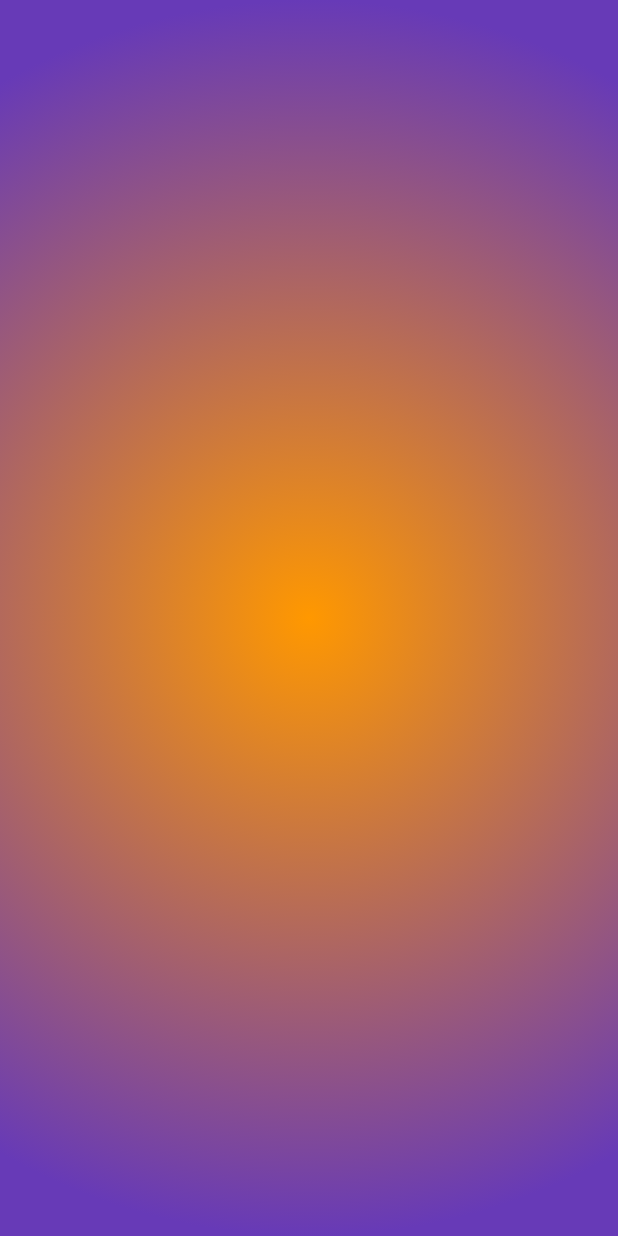
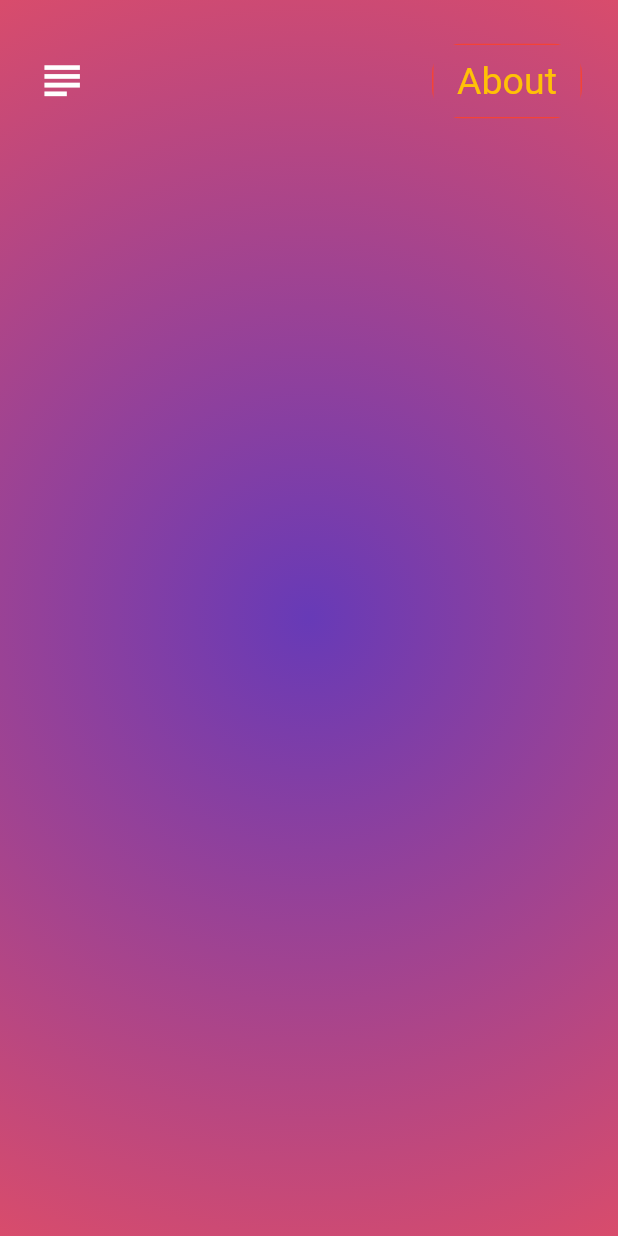
Before and after one commit to Rohit-RA-2020/Universe-App, a Flutter app: the screen it shows after launch, on a phone screen of 412 x 824 dp. Run offline on Flutter 3.47's test engine with Material 2 defaults, Android fonts, the phone set to English and light mode, and no system bars; our stand-ins replace simple_animations.

```diff
--- a/lib/home.dart
+++ b/lib/home.dart
@@ -1,5 +1,6 @@
 import 'package:flutter/material.dart';
-import 'package:flutter_screenutil/flutter_screenutil.dart';
+import 'package:universe/fadeAnimation.dart';
+
 
 class Home extends StatefulWidget {
   @override
@@ -12,16 +13,14 @@ class _HomeState extends State<Home> {
 
   @override
   Widget build(BuildContext context) {
-    double paddingLeft = ScreenUtil().setWidth(24);
-
     return Material(
       child: Container(
         decoration: BoxDecoration(
           gradient: RadialGradient(
-            radius: 1.0,
+            radius: 1.5,
             colors: [
-              Colors.orange,
               Colors.deepPurple,
+              Colors.redAccent,
             ],
           ),
         ),
@@ -34,8 +33,44 @@ class _HomeState extends State<Home> {
                   physics: BouncingScrollPhysics(),
                   children: <Widget>[
                     Padding(
-                      padding: EdgeInsets.symmetric(horizontal: paddingLeft),
-                    )
+                      padding: EdgeInsets.symmetric(
+                        horizontal: 24,
+                        vertical: 29,
+                      ),
+                      child: Row(
+                        mainAxisAlignment: MainAxisAlignment.spaceBetween,
+                        children: <Widget>[
+                          Icon(
+                            Icons.subject,
+                            size: 35,
+                            color: Colors.white,
+                          ),
+                          InkWell(
+                            onTap: () {
+                              print('About me Button Presses');
+                            },
+                            child: ClipRRect(
+                              borderRadius: BorderRadius.circular(20.0),
+                              child: Container(
+                                height: 50,
+                                width: 100,
+                                decoration: BoxDecoration(
+                                  border: Border.all(color: Colors.red),
+                                ),
+                                child: Center(
+                                  child: Text(
+                                    'About',
+                                    style: TextStyle(
+                                        fontSize: 25, color: Colors.amber),
+                                  ),
+                                ),
+                              ),
+                            ),
+                          )
+                        ],
+                      ),
+                    ),
+
                   ],
                 ),
               )
--- a/pubspec.yaml
+++ b/pubspec.yaml
@@ -18,7 +18,7 @@ publish_to: 'none' # Remove this line if you wish to publish to pub.dev
 version: 1.0.0+1
 
 environment:
-  sdk: ">=2.12.0 <3.0.0"
+  sdk: ">=2.7.0 <3.0.0"
 
 dependencies:
   flutter:
@@ -29,7 +29,7 @@ dependencies:
   # Use with the CupertinoIcons class for iOS style icons.
   cupertino_icons: ^1.0.2
   flutter_screenutil: ^5.0.0+2
-  simple_animations: ^3.1.1
+  simple_animations: ^1.3.4
   flare_flutter: ^3.0.0
 
 dev_dependencies:
```
Also changed, not shown: lib/fadeAnimation.dart (added, +48 -0 lines), pubspec.lock.
